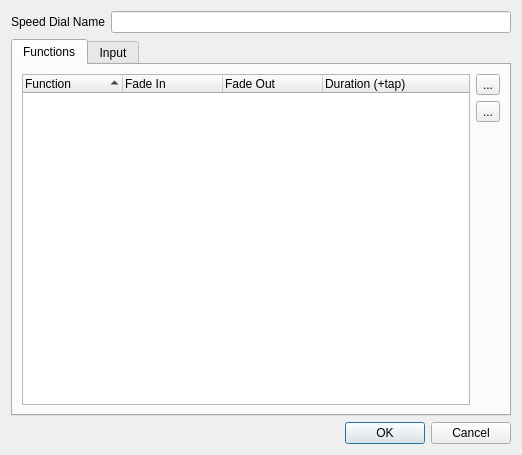
mcallegari/qlcplus, file ui/src/vcspeeddialproperties.ui: the form before one commit.
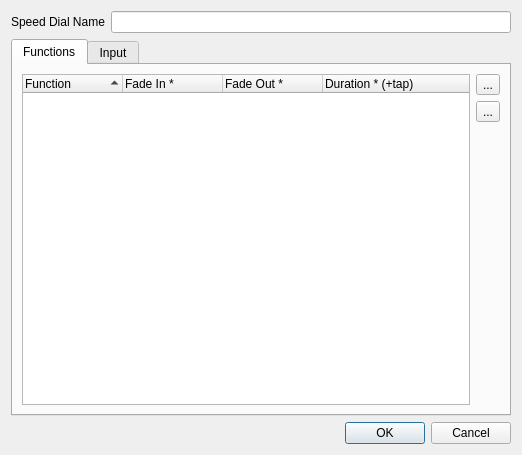
The form after the commit. Icons and pictures are not drawn.

Commit message: add tooltips for multipliers

```diff
--- a/ui/src/vcspeeddialproperties.ui
+++ b/ui/src/vcspeeddialproperties.ui
@@ -78,17 +78,20 @@
          </column>
          <column>
           <property name="text">
-           <string>Fade In</string>
+           <string>Fade In *</string>
           </property>
          </column>
          <column>
           <property name="text">
-           <string>Fade Out</string>
+           <string>Fade Out *</string>
           </property>
          </column>
          <column>
           <property name="text">
-           <string>Duration (+tap)</string>
+           <string>Duration * (+tap)</string>
+          </property>
+          <property name="toolTip">
+           <string>Multiplier applied before time is sent as Duration to the function.</string>
           </property>
          </column>
         </widget>
```
Left out of the diff: 6 changed lines with no effect on the pictures. The commit also changes 1 other file.
